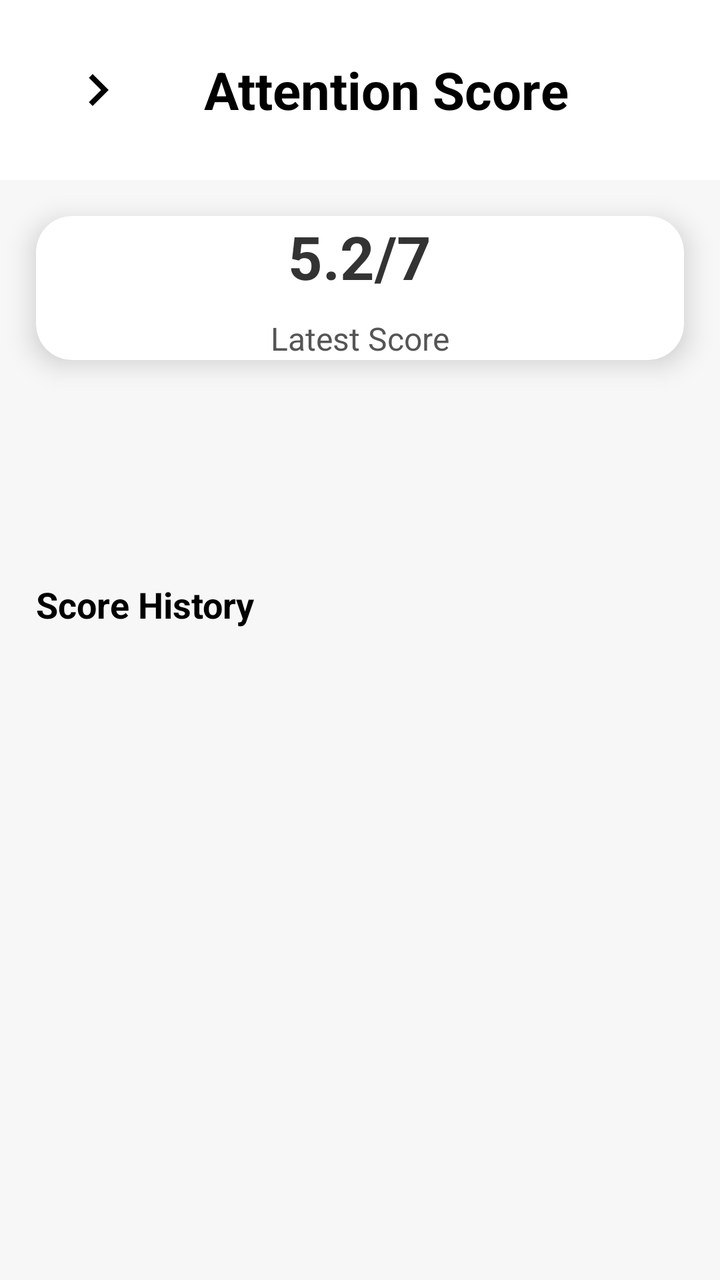
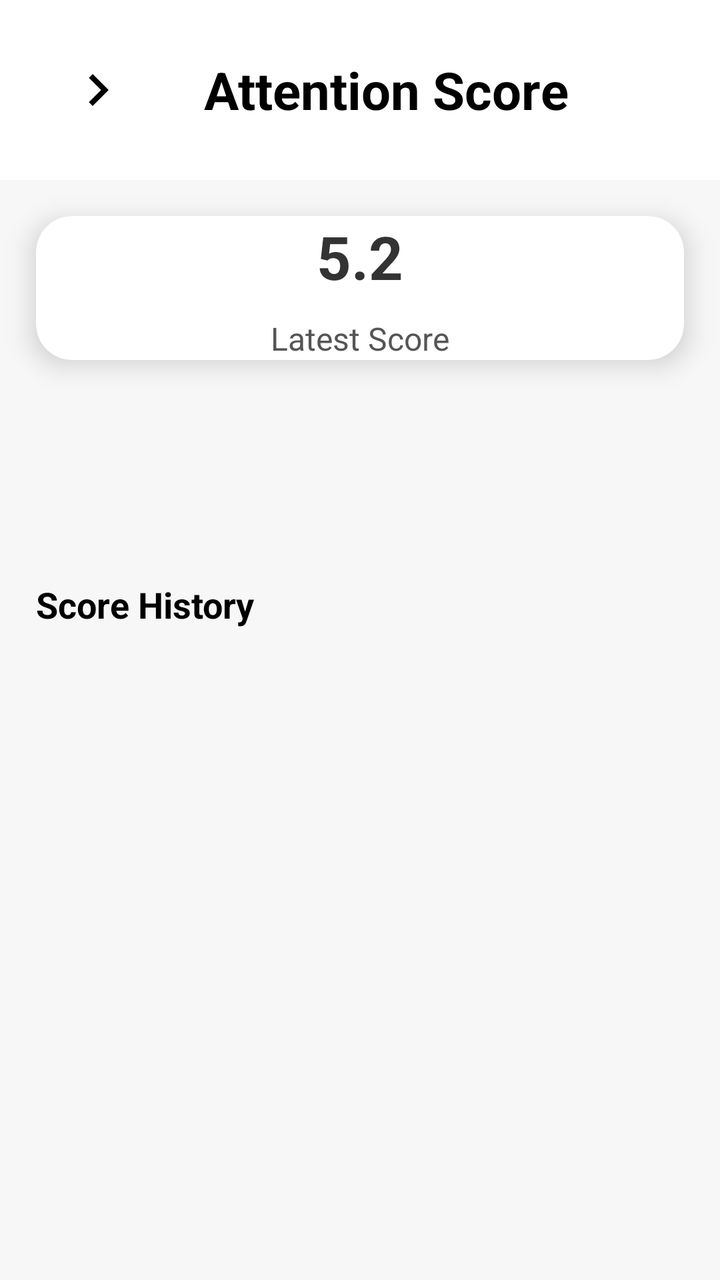

Before-and-after screenshots of an Android layout around one commit, followed by the original layout XML and the change that was made.
<!-- AndroidManifest.xml: application theme Theme.CogniSync -->
<!-- res/layout/activity_progress_dashboard.xml -->
<?xml version="1.0" encoding="utf-8"?>
<RelativeLayout xmlns:android="http://schemas.android.com/apk/res/android"
    android:layout_width="match_parent"
    android:layout_height="match_parent"

    xmlns:app="http://schemas.android.com/apk/res-auto"
    android:fitsSystemWindows="true"
    android:background="#F7F7F7"> 

    
    <RelativeLayout
        android:id="@+id/headerLayout"
        android:layout_width="match_parent"
        android:layout_height="90dp"
        android:background="@android:color/white"
        android:paddingStart="16dp"
        android:paddingEnd="16dp"
        android:paddingTop="8dp">

        <ImageButton
            android:id="@+id/backButton"
            android:layout_width="66dp"
            android:layout_height="61dp"
            android:layout_centerVertical="true"
            android:background="?android:attr/selectableItemBackgroundBorderless"
            android:contentDescription="Back"
            android:src="@drawable/chevron_right" />

        <TextView
            android:id="@+id/tvScoreTypeTitle"
            android:layout_width="wrap_content"
            android:layout_height="wrap_content"
            android:text="Attention Score"
            android:textColor="#000000"
            android:textSize="26sp"
            android:textStyle="bold"
            android:layout_centerVertical="true"
            android:layout_toEndOf="@id/backButton"
            android:layout_marginLeft="20dp"/>
    </RelativeLayout>

    
    <androidx.cardview.widget.CardView
        android:layout_below="@id/headerLayout"
        android:layout_width="match_parent"
        android:layout_height="wrap_content"
        android:layout_margin="18dp"
        android:layout_marginTop="32dp"
        android:elevation="8dp"
        app:cardCornerRadius="18dp"
        app:cardElevation="8dp"
        android:backgroundTint="@color/white"
        android:padding="22dp">

        <LinearLayout
            android:layout_width="match_parent"
            android:layout_height="wrap_content"
            android:gravity="center"
            android:orientation="vertical">

            <TextView
                android:id="@+id/tvLatestScore"
                android:layout_width="wrap_content"
                android:layout_height="wrap_content"
                android:text="5.2/7"
                android:textSize="30sp"
                android:textStyle="bold"
                android:textColor="#333"
                android:layout_marginBottom="10dp"/>

            <TextView
                android:layout_width="wrap_content"
                android:layout_height="wrap_content"
                android:text="Latest Score"
                android:textSize="16sp"
                android:textColor="#555"/>
        </LinearLayout>
    </androidx.cardview.widget.CardView>

    
    <TextView
        android:id="@+id/tvHistoryLabel"
        android:layout_below="@id/headerLayout"
        android:layout_width="wrap_content"
        android:layout_height="wrap_content"
        android:layout_marginTop="200dp"
        android:layout_marginLeft="18dp"
        android:text="Score History"
        android:textSize="18sp"
        android:textStyle="bold"
        android:textColor="#000"/>

    <androidx.recyclerview.widget.RecyclerView
        android:id="@+id/recyclerScoreHistory"
        android:layout_below="@id/tvHistoryLabel"
        android:layout_width="match_parent"
        android:layout_height="match_parent"
        android:layout_marginTop="12dp"
        android:layout_marginBottom="12dp"
        android:layout_marginLeft="18dp"
        android:layout_marginRight="18dp"/>
</RelativeLayout>
<!-- resources referenced by this layout -->
<resources>
  <color name="white">#FFFFFFFF</color>
  <!-- drawable chevron_right (drawable) -->
  <vector xmlns:android="http://schemas.android.com/apk/res/android"
      android:width="32dp"
      android:height="32dp"
      android:viewportWidth="32"
      android:viewportHeight="32">
      <path
          android:fillColor="#000000"
          android:pathData="M11.45 22.12L17.56 16l-6.1-6.12L13.32 8l8 8-8 8-1.88-1.88Z"/>
  </vector>
  <style name="Theme.CogniSync" parent="Theme.MaterialComponents.DayNight.NoActionBar">
  
  
  
          
          <item name="android:statusBarColor">@android:color/white</item>
          <item name="android:windowLightStatusBar">true</item>
  
      </style>
</resources>

<!-- the commit's change to res/layout/activity_progress_dashboard.xml (unified diff, before → after) -->
@@ -62,7 +62,7 @@
                 android:id="@+id/tvLatestScore"
                 android:layout_width="wrap_content"
                 android:layout_height="wrap_content"
-                android:text="5.2/7"
+                android:text="5.2"
                 android:textSize="30sp"
                 android:textStyle="bold"
                 android:textColor="#333"
